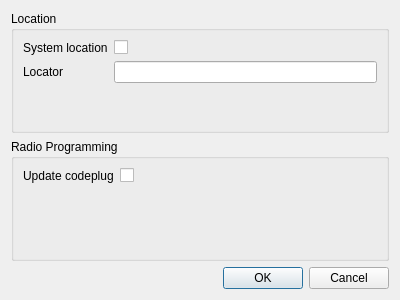
Qt form src/settingsdialog.ui (hmatuschek/qdmr) before a commit.
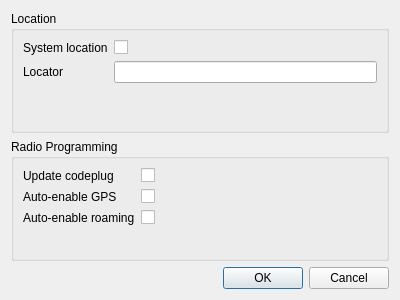
The same form after that commit.

Commit message: Implemented auto-enable GPS/roaming tu GUI.

Diff of the .ui file:
```diff
--- a/src/settingsdialog.ui
+++ b/src/settingsdialog.ui
@@ -53,6 +53,9 @@
       <string>Radio Programming</string>
      </property>
      <layout class="QFormLayout" name="formLayout_2">
+      <property name="fieldGrowthPolicy">
+       <enum>QFormLayout::AllNonFixedFieldsGrow</enum>
+      </property>
       <item row="0" column="0">
        <widget class="QLabel" name="label_3">
         <property name="text">
@@ -70,6 +73,40 @@
         </property>
        </widget>
       </item>
+      <item row="1" column="0">
+       <widget class="QLabel" name="label_4">
+        <property name="text">
+         <string>Auto-enable GPS</string>
+        </property>
+       </widget>
+      </item>
+      <item row="1" column="1">
+       <widget class="QCheckBox" name="autoEnableGPS">
+        <property name="toolTip">
+         <string>When a GPS or APRS system is defined and used for any channel, the GPS module gets enabled automatically.</string>
+        </property>
+        <property name="text">
+         <string/>
+        </property>
+       </widget>
+      </item>
+      <item row="2" column="1">
+       <widget class="QCheckBox" name="autoEnableRoaming">
+        <property name="toolTip">
+         <string>When a roaming zone is defined and used by any channel, the automatic roaming gets enabled.</string>
+        </property>
+        <property name="text">
+         <string/>
+        </property>
+       </widget>
+      </item>
+      <item row="2" column="0">
+       <widget class="QLabel" name="label_5">
+        <property name="text">
+         <string>Auto-enable roaming</string>
+        </property>
+       </widget>
+      </item>
      </layout>
     </widget>
    </item>
```
The commit also changes 4 other files.
